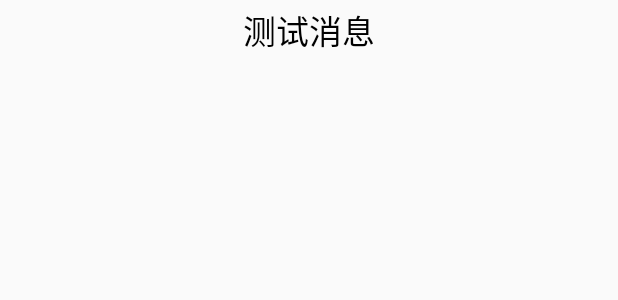
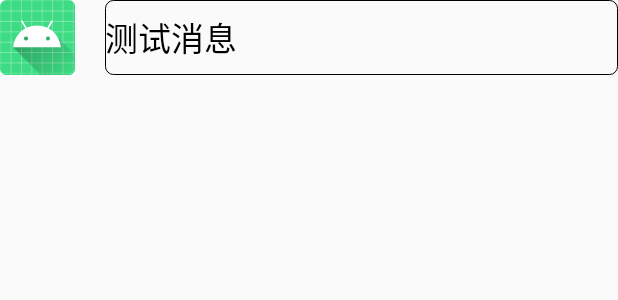
Before and after one commit to zwnevergiveup/feishu, an Android app: the layout item_message.xml on its own in the app's theme, with its tools: preview values and no code run, on a phone screen of 412 x 824 dp. Shown: the top 300 px of the screen. Run offline under Robolectric (Android 15) with nearby library versions, the phone set to English and light mode, and no system bars.

Commit message:
临时提交

```diff
--- a/app/src/main/java/com/example/qiaoxi/model/UserModel.java
+++ b/app/src/main/java/com/example/qiaoxi/model/UserModel.java
@@ -6,7 +6,6 @@ import androidx.room.Entity;
 import androidx.room.PrimaryKey;
 import androidx.room.TypeConverters;
 
-import java.util.ArrayList;
 import java.util.List;
 
 
--- a/app/src/main/res/layout/item_message.xml
+++ b/app/src/main/res/layout/item_message.xml
@@ -1,21 +1,33 @@
 <?xml version="1.0" encoding="utf-8"?>
 <androidx.constraintlayout.widget.ConstraintLayout xmlns:android="http://schemas.android.com/apk/res/android"
     android:layout_width="match_parent"
-    android:layout_height="40dp"
+    android:layout_height="50dp"
     xmlns:app="http://schemas.android.com/apk/res-auto">
 
+    <ImageView
+        android:layout_width="50dp"
+        android:layout_height="50dp"
+        app:layout_constraintStart_toStartOf="parent"
+        app:layout_constraintTop_toTopOf="parent"
+        android:src="@mipmap/ic_launcher_round"
+        android:id="@+id/icon_conversation"
+        android:scaleType="fitXY"
+        />
+
     <TextView
-        android:layout_width="wrap_content"
-        android:layout_height="match_parent"
+        android:layout_width="0dp"
+        android:layout_height="50dp"
+
         android:id="@+id/message_tv"
         android:text="测试消息"
         android:textSize="22sp"
         android:gravity="center_vertical"
         android:textColor="@color/pure_black"
-        app:layout_constraintStart_toStartOf="parent"
+        android:background="@drawable/edit_style"
+        app:layout_constraintStart_toEndOf="@id/icon_conversation"
         app:layout_constraintEnd_toEndOf="parent"
         app:layout_constraintTop_toTopOf="parent"
-        app:layout_constraintBottom_toBottomOf="parent"
+        android:layout_marginStart="20dp"
         />
 
 </androidx.constraintlayout.widget.ConstraintLayout>
```
Also changed, not shown: app/src/main/java/com/example/qiaoxi/model/ConversationModel.java (added, +20 -0 lines).
